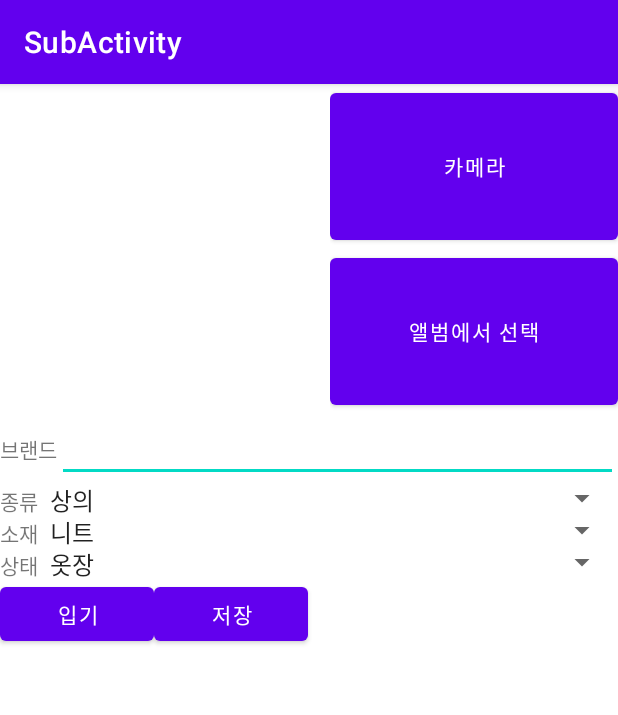
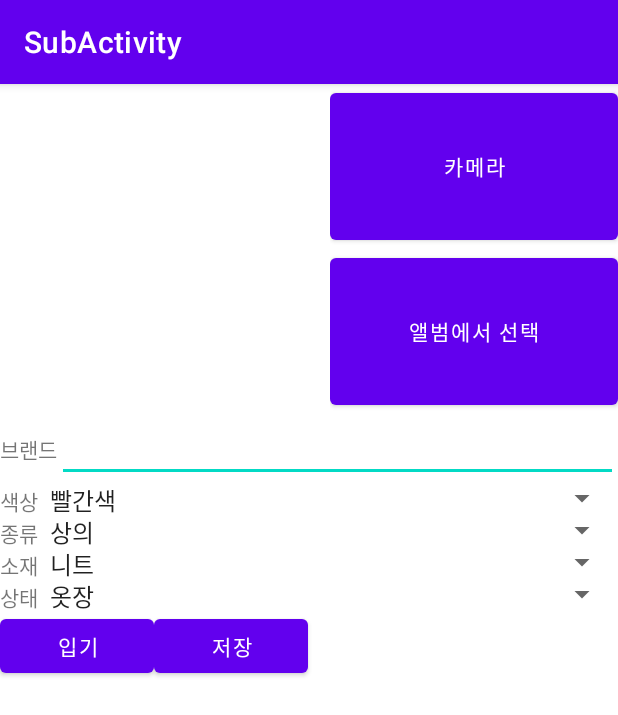
Before and after one commit to heesuju/wardrobe_organizer_app, an Android app: the screen it shows after launch (SubActivity), after a tap on "ADD", on a phone screen of 412 x 824 dp. Shown: the top 715 px of the screen. Run offline under Robolectric (Android 15) with nearby library versions, the phone set to English and light mode, and no system bars.

Commit message:
add color spinner

```diff
--- a/app/src/main/java/com/example/wardrobeorganizer/DatabaseHelper.java
+++ b/app/src/main/java/com/example/wardrobeorganizer/DatabaseHelper.java
@@ -15,7 +15,7 @@ public class DatabaseHelper extends SQLiteOpenHelper {
 
     public void onCreate(SQLiteDatabase db) {
         db.execSQL("CREATE TABLE wardrobe (_id INTEGER PRIMARY KEY" +
-                " Autoincrement, category TEXT, material TEXT, brand TEXT, state TEXT, image TEXT, records TEXT);");
+                " Autoincrement, category TEXT, material TEXT, brand TEXT, state TEXT, image TEXT, color TEXT);");
     }
 
     public void onUpgrade(SQLiteDatabase db, int ondVersion, int newVersion) {
--- a/app/src/main/java/com/example/wardrobeorganizer/MainActivity.java
+++ b/app/src/main/java/com/example/wardrobeorganizer/MainActivity.java
@@ -39,7 +39,7 @@ public class MainActivity extends AppCompatActivity implements AdapterView.OnIte
     DatabaseHelper helper;
     SQLiteDatabase db;
     EditText edit_brand;
-    Spinner spinner_category, spinner_material, spinner_state;
+    Spinner spinner_category, spinner_material, spinner_state, spinner_color;
     Button btnSearch, btnClear;
     List<String> filterValues;
 
@@ -47,9 +47,11 @@ public class MainActivity extends AppCompatActivity implements AdapterView.OnIte
     protected void onCreate(Bundle savedInstanceState) {
         super.onCreate(savedInstanceState);
         setContentView(R.layout.activity_main);
+        spinner_color = findViewById(R.id.spinner_color);
         spinner_category = findViewById(R.id.spinner_category);
         spinner_material = findViewById(R.id.spinner_material);
         spinner_state = findViewById(R.id.spinner_state);
+        populateSpinnerColor();
         populateSpinnerCategory();
         populateSpinnerMaterial();
         populateSpinnerState();
@@ -74,6 +76,7 @@ public class MainActivity extends AppCompatActivity implements AdapterView.OnIte
         btnClear.setOnClickListener(new View.OnClickListener(){
             @Override
             public void onClick(View v) {
+                spinner_color.setSelection(((ArrayAdapter)spinner_color.getAdapter()).getPosition("모두"));
                 spinner_category.setSelection(((ArrayAdapter)spinner_category.getAdapter()).getPosition("모두"));
                 spinner_material.setSelection(((ArrayAdapter)spinner_material.getAdapter()).getPosition("모두"));
                 spinner_state.setSelection(((ArrayAdapter)spinner_state.getAdapter()).getPosition("모두"));
@@ -111,10 +114,18 @@ public class MainActivity extends AppCompatActivity implements AdapterView.OnIte
         String material = spinner_material.getSelectedItem().toString();
         String brand = edit_brand.getText().toString();
         String state = spinner_state.getSelectedItem().toString();
+        String color = spinner_color.getSelectedItem().toString();
         StringBuilder filter = new StringBuilder(100);
         if(!category.equals("모두")) {
             filter.append("category = ?");
             filterValues.add(category);
+        }
+        if(!color.equals("모두")) {
+            if(filter.length() > 0) {
+                filter.append(" AND ");
+            }
+            filter.append("color = ?");
+            filterValues.add(color);
         }
         if(!material.equals("모두")) {
             if(filter.length() > 0) {
@@ -153,8 +164,8 @@ public class MainActivity extends AppCompatActivity implements AdapterView.OnIte
         }
         startManagingCursor(cursor);
 
-        String[] from = {"category", "material", "brand", "state", "image", "records"};
-        int[] to = {R.id.category, R.id.material, R.id.brand, R.id.state, R.id.image, R.id.records};
+        String[] from = {"category", "material", "brand", "state", "image", "color"};
+        int[] to = {R.id.category, R.id.material, R.id.brand, R.id.state, R.id.image, R.id.color};
 
         SimpleCursorAdapter adapter = new SimpleCursorAdapter(this,
                 R.layout.list_item, cursor, from, to);
@@ -177,19 +188,28 @@ public class MainActivity extends AppCompatActivity implements AdapterView.OnIte
                     String brand = cursor.getString(cursor.getColumnIndex("brand"));
                     String state = cursor.getString(cursor.getColumnIndex("state"));
                     String image = cursor.getString(cursor.getColumnIndex("image"));
-                    String records = cursor.getString(cursor.getColumnIndex("records"));
+                    String color = cursor.getString(cursor.getColumnIndex("color"));
                     intent.putExtra("ID", rowId);
                     intent.putExtra("CATEGORY", category);
                     intent.putExtra("MATERIAL", material);
                     intent.putExtra("BRAND", brand);
                     intent.putExtra("STATE", state);
                     intent.putExtra("IMAGE", image);
-                    intent.putExtra("RECORDS", records);
+                    intent.putExtra("COLOR", color);
                     startActivityForResult(intent, GET_STRING);
                 }
             }
         });
     }
+    private void populateSpinnerColor() {
+        List<String> colors = new ArrayList<>();
+        colors.add(0, "모두");
+        colors.addAll(Arrays.asList(getResources().getStringArray(R.array.color_array)));
+        ArrayAdapter<String> arrayAdapter = new ArrayAdapter<>(this, android.R.layout.simple_spinner_item, colors);
+        arrayAdapter.setDropDownViewResource(android.R.layout.simple_spinner_dropdown_item);
+        spinner_color.setAdapter(arrayAdapter);
+    }
+
     private void populateSpinnerCategory() {
         List<String> categories = new ArrayList<>();
         categories.add(0, "모두");
@@ -228,7 +248,7 @@ public class MainActivity extends AppCompatActivity implements AdapterView.OnIte
                             "'" + data.getStringExtra("INPUT_BRAND") + "', " +
                             "'" + data.getStringExtra("INPUT_STATE") + "', " +
                             "'" + data.getStringExtra("INPUT_IMAGE") + "', " +
-                            "'" + data.getStringExtra("INPUT_RECORDS") + "');"
+                            "'" + data.getStringExtra("INPUT_COLOR") + "');"
                     );
                     printDb();
                     break;
@@ -239,7 +259,7 @@ public class MainActivity extends AppCompatActivity implements AdapterView.OnIte
                             "brand = '" + data.getStringExtra("INPUT_BRAND") + "', " +
                             "state = '" + data.getStringExtra("INPUT_STATE") + "', " +
                             "image = '" + data.getStringExtra("INPUT_IMAGE") + "', " +
-                            "records = '" + data.getStringExtra("INPUT_RECORDS") + "' " +
+                            "records = '" + data.getStringExtra("INPUT_COLOR") + "' " +
                             "WHERE _id = '" + data.getStringExtra("ID") + "';"
                     );
                     printDb();
--- a/app/src/main/java/com/example/wardrobeorganizer/SubActivity.java
+++ b/app/src/main/java/com/example/wardrobeorganizer/SubActivity.java
@@ -41,7 +41,7 @@ import java.util.Date;
 public class SubActivity extends AppCompatActivity implements AdapterView.OnItemSelectedListener {
     EditText edit_brand;
     String id;
-    Spinner spinner_category, spinner_material, spinner_state;
+    Spinner spinner_category, spinner_material, spinner_state, spinner_color;
     Button btnCamera, btnAlbum;
     ImageView image;
     public static final int PICK_IMAGE = 1;
@@ -52,6 +52,7 @@ public class SubActivity extends AppCompatActivity implements AdapterView.OnItem
     protected void onCreate(Bundle savedInstanceState) {
         super.onCreate(savedInstanceState);
         setContentView(R.layout.activity_sub);
+        spinner_color = findViewById(R.id.spinner_color);
         spinner_category = findViewById(R.id.spinner_category);
         spinner_material = findViewById(R.id.spinner_material);
         spinner_state = findViewById(R.id.spinner_state);
@@ -60,6 +61,7 @@ public class SubActivity extends AppCompatActivity implements AdapterView.OnItem
         btnAlbum = findViewById(R.id.button_album);
         btnCamera = findViewById(R.id.button_camera);
         image = findViewById(R.id.image);
+        populateSpinnerColor();
         populateSpinnerCategory();
         populateSpinnerMaterial();
         populateSpinnerState();
@@ -88,6 +90,7 @@ public class SubActivity extends AppCompatActivity implements AdapterView.OnItem
                 spinner_category.setSelection(((ArrayAdapter)spinner_category.getAdapter()).getPosition(intent.getStringExtra("CATEGORY")));
                 spinner_material.setSelection(((ArrayAdapter)spinner_material.getAdapter()).getPosition(intent.getStringExtra("MATERIAL")));
                 spinner_state.setSelection(((ArrayAdapter)spinner_state.getAdapter()).getPosition(intent.getStringExtra("STATE")));
+                spinner_color.setSelection(((ArrayAdapter)spinner_color.getAdapter()).getPosition(intent.getStringExtra("COLOR")));
                 edit_brand.setText(intent.getStringExtra("BRAND"));
                 Bitmap bitmap = BitmapFactory.decodeFile(intent.getStringExtra("IMAGE"));
                 image.setImageBitmap(bitmap);
@@ -130,7 +133,7 @@ public class SubActivity extends AppCompatActivity implements AdapterView.OnItem
                 Bitmap bitmap = ((BitmapDrawable)image.getDrawable()).getBitmap();
                 String dir = saveImage(bitmap, id);
                 intent.putExtra("INPUT_IMAGE", dir);
-                intent.putExtra("INPUT_RECORDS", "");
+                intent.putExtra("INPUT_COLOR", spinner_color.getSelectedItem().toString());
                 setResult(RESULT_OK, intent);
                 finish();
             }
@@ -151,7 +154,7 @@ public class SubActivity extends AppCompatActivity implements AdapterView.OnItem
                 Bitmap bitmap = ((BitmapDrawable)image.getDrawable()).getBitmap();
                 String dir = saveImage(bitmap, id);
                 intent.putExtra("INPUT_IMAGE", dir);
-                intent.putExtra("INPUT_RECORDS", "");
+                intent.putExtra("INPUT_COLOR", spinner_color.getSelectedItem().toString());
                 setResult(RESULT_OK, intent);
                 finish();
             }
@@ -233,6 +236,12 @@ public class SubActivity extends AppCompatActivity implements AdapterView.OnItem
         return file.getAbsolutePath();
     }
 
+    private void populateSpinnerColor() {
+        ArrayAdapter<String> arrayAdapter = new ArrayAdapter<>(this, android.R.layout.simple_spinner_item, getResources().getStringArray(R.array.color_array));
+        arrayAdapter.setDropDownViewResource(android.R.layout.simple_spinner_dropdown_item);
+        spinner_color.setAdapter(arrayAdapter);
+    }
+
     private void populateSpinnerCategory() {
         ArrayAdapter<String> arrayAdapter = new ArrayAdapter<>(this, android.R.layout.simple_spinner_item, getResources().getStringArray(R.array.category_array));
         arrayAdapter.setDropDownViewResource(android.R.layout.simple_spinner_dropdown_item);
@@ -255,15 +264,15 @@ public class SubActivity extends AppCompatActivity implements AdapterView.OnItem
     public void onItemSelected(AdapterView<?> parent, View view, int i, long l) {
         if(parent.getId() == R.id.spinner_category){
             String selected = parent.getSelectedItem().toString();
-            Toast.makeText(this, "selected" + selected, Toast.LENGTH_SHORT).show();
         }
         else if(parent.getId() == R.id.spinner_material){
             String selected = parent.getSelectedItem().toString();
-            Toast.makeText(this, "selected" + selected, Toast.LENGTH_SHORT).show();
         }
         else if(parent.getId() == R.id.spinner_state){
             String selected = parent.getSelectedItem().toString();
-            Toast.makeText(this, "selected" + selected, Toast.LENGTH_SHORT).show();
+        }
+        else if(parent.getId() == R.id.spinner_color){
+            String selected = parent.getSelectedItem().toString();
         }
     }
 
--- a/app/src/main/res/layout/activity_sub.xml
+++ b/app/src/main/res/layout/activity_sub.xml
@@ -44,6 +44,19 @@
             android:id="@+id/edit_brand"
             android:layout_width="match_parent"
             android:layout_height="wrap_content" />
+    </LinearLayout>
+    <LinearLayout
+        android:layout_width="match_parent"
+        android:layout_height="wrap_content"
+        android:orientation="horizontal">
+        <TextView
+            android:layout_width="wrap_content"
+            android:layout_height="wrap_content"
+            android:text="색상"/>
+        <Spinner
+            android:id="@+id/spinner_color"
+            android:layout_width="match_parent"
+            android:layout_height="match_parent"/>
     </LinearLayout>
     <LinearLayout
         android:layout_width="match_parent"
--- a/app/src/main/res/layout/list_item.xml
+++ b/app/src/main/res/layout/list_item.xml
@@ -44,7 +44,7 @@
         android:textColor="#666666"
         android:textSize="15dp" />
     <TextView
-        android:id="@+id/records"
+        android:id="@+id/color"
         android:layout_width="wrap_content"
         android:layout_height="wrap_content"
         android:layout_below="@id/state"
--- a/app/src/main/res/values/strings.xml
+++ b/app/src/main/res/values/strings.xml
@@ -9,6 +9,19 @@
     <string name="worn">입은 날짜</string>
     <string name="save">저장</string>
     <string name="cancel">취소</string>
+
+    <string-array name="color_array">
+        <item>빨간색</item>
+        <item>파란색</item>
+        <item>초록색</item>
+        <item>노란색</item>
+        <item>주황색</item>
+        <item>분홍색</item>
+        <item>보라색</item>
+        <item>남색</item>
+        <item>회색</item>
+        <item>검은색</item>
+    </string-array>
 
     <string-array name="category_array">
         <item>상의</item>
```
Also changed, not shown: app/src/main/java/com/example/wardrobeorganizer/SpinnerAdapter.java (deleted, +0 -87 lines), app/src/main/java/com/example/wardrobeorganizer/StateVO.java (deleted, +0 -22 lines), app/src/main/res/layout/activity_main.xml (+13 -0 lines), app/src/main/res/layout/spinner_item.xml (deleted, +0 -20 lines).
